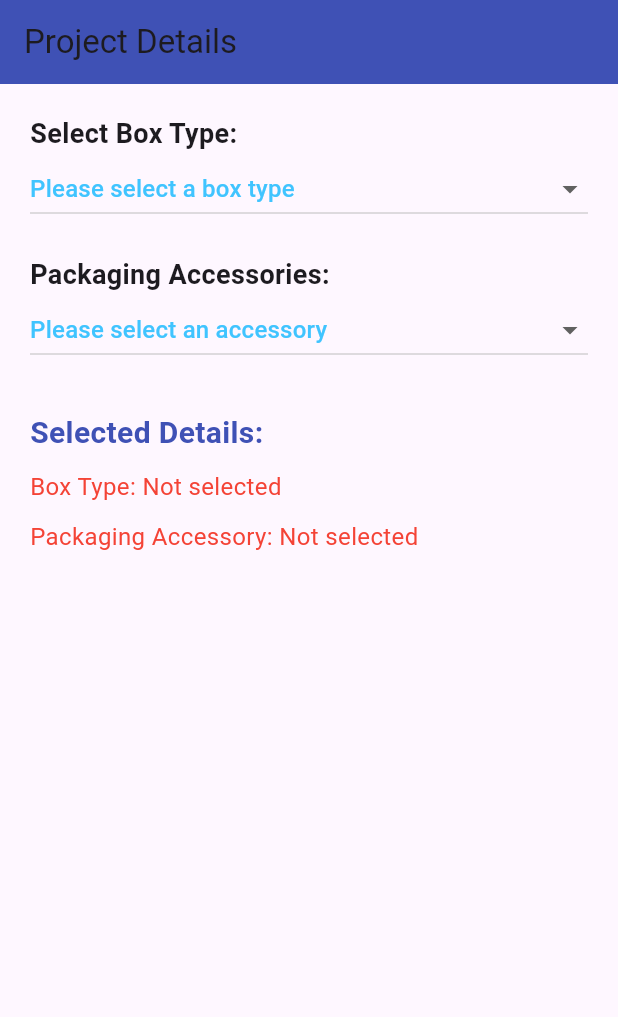
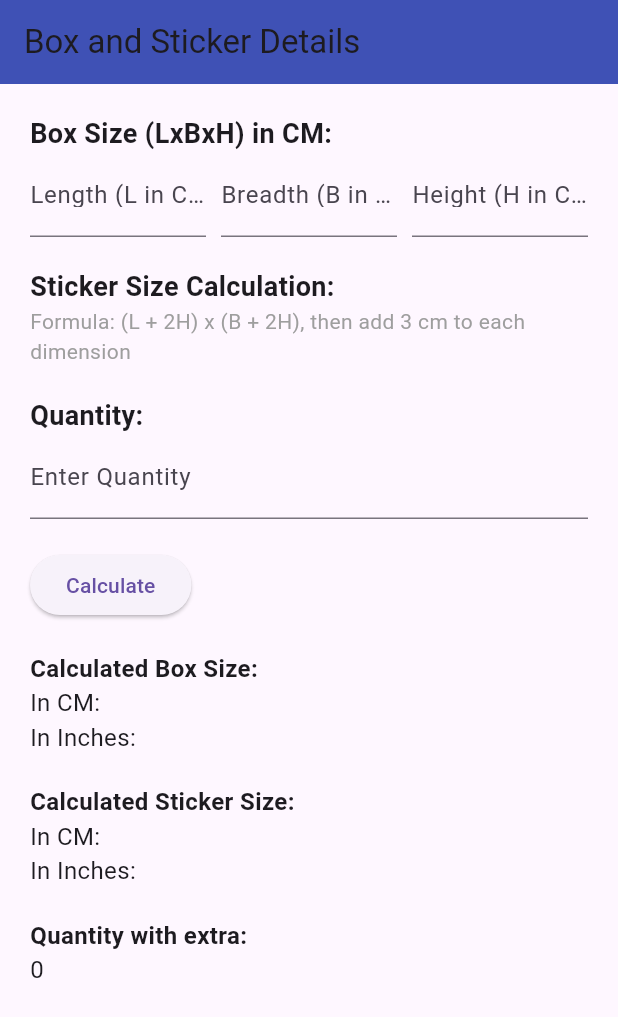
Before and after one commit to krishmehta21/costingapp, a Flutter app: the screen it shows after launch, on a phone screen of 412 x 824 dp. Shown: the top 1017 px of the screen. Run offline on Flutter 3.47's test engine with Material 3 defaults, Android fonts, the phone set to English and light mode, and no system bars.

Commit message:
made costing page and inintial box details

```diff
--- a/lib/main.dart
+++ b/lib/main.dart
@@ -1,3 +1,4 @@
+import 'package:costing/pages/boxdetails.page.dart';
 import 'package:costing/pages/projectdetails.page.dart';
 import 'package:flutter/material.dart';
 import 'package:costing/pages/login.page.dart'; // Ensure correct path
@@ -17,12 +18,13 @@ class MyApp extends StatelessWidget {
         textTheme: TextTheme(bodyLarge: TextStyle(color: Colors.grey.shade800)),
         buttonTheme: ButtonThemeData(buttonColor: Colors.lightBlueAccent),
       ),
-      initialRoute: '/projectdetails', // Set the initial route to HomePage
+      initialRoute: '/boxdetails', // Set the initial route to HomePage
       debugShowCheckedModeBanner: false,
       routes: {
         '/login': (context) => LoginPage(), // Route for login page
         '/home': (context) => HomePage(),
-        '/projectdetails' : (context) => ProjectDetails() // Route for home page
+        '/projectdetails' : (context) => ProjectDetails(),
+        '/boxdetails' : (context) => BoxDetails()// Route for home page
       },
     );
   }
--- /dev/null
+++ b/lib/pages/boxdetails.page.dart
@@ -0,0 +1,138 @@
+import 'package:flutter/material.dart';
+
+class BoxDetails extends StatefulWidget {
+  @override
+  _BoxDetailsState createState() => _BoxDetailsState();
+}
+
+class _BoxDetailsState extends State<BoxDetails> {
+  // Controllers for L, B, H input fields
+  TextEditingController lengthController = TextEditingController();
+  TextEditingController breadthController = TextEditingController();
+  TextEditingController heightController = TextEditingController();
+  TextEditingController quantityController = TextEditingController();
+
+  // Variables to store calculated dimensions
+  String boxSizeCm = '';
+  String boxSizeInches = '';
+  String stickerSizeCm = '';
+  String stickerSizeInches = '';
+  int quantity = 0;
+
+  // Function to convert cm to inches
+  double cmToInches(double cm) {
+    return cm / 2.54;
+  }
+
+  // Function to calculate dimensions
+  void calculateDimensions() {
+    double l = double.tryParse(lengthController.text) ?? 0.0;
+    double b = double.tryParse(breadthController.text) ?? 0.0;
+    double h = double.tryParse(heightController.text) ?? 0.0;
+
+    // Calculate Box Dimensions (L + 2H) x (B + 2H)
+    double boxLength = l + 2 * h;
+    double boxBreadth = b + 2 * h;
+    boxSizeCm = '${boxLength.toStringAsFixed(2)} cm x ${boxBreadth.toStringAsFixed(2)} cm';
+    boxSizeInches = '${cmToInches(boxLength).toStringAsFixed(2)} in x ${cmToInches(boxBreadth).toStringAsFixed(2)} in';
+
+    // Calculate Sticker Dimensions (L + 2H + 3 cm) x (B + 2H + 3 cm)
+    double stickerLength = l + 2 * h + 3;
+    double stickerBreadth = b + 2 * h + 3;
+    stickerSizeCm = '${stickerLength.toStringAsFixed(2)} cm x ${stickerBreadth.toStringAsFixed(2)} cm';
+    stickerSizeInches = '${cmToInches(stickerLength).toStringAsFixed(2)} in x ${cmToInches(stickerBreadth).toStringAsFixed(2)} in';
+
+    // Calculate Quantity with Buffer
+    quantity = (int.tryParse(quantityController.text) ?? 0) + 250;
+
+    setState(() {});
+  }
+
+  @override
+  Widget build(BuildContext context) {
+    return Scaffold(
+      appBar: AppBar(
+        title: Text('Box and Sticker Details'),
+        backgroundColor: Colors.indigo,
+      ),
+      body: Padding(
+        padding: const EdgeInsets.all(20.0),
+        child: SingleChildScrollView(
+          child: Column(
+            crossAxisAlignment: CrossAxisAlignment.start,
+            children: [
+              // Box Size (L, B, H) input fields
+              Text('Box Size (LxBxH) in CM:', style: TextStyle(fontSize: 18, fontWeight: FontWeight.bold)),
+              Row(
+                children: [
+                  Expanded(
+                    child: TextField(
+                      controller: lengthController,
+                      keyboardType: TextInputType.number,
+                      decoration: InputDecoration(labelText: 'Length (L in CM)'),
+                    ),
+                  ),
+                  SizedBox(width: 10),
+                  Expanded(
+                    child: TextField(
+                      controller: breadthController,
+                      keyboardType: TextInputType.number,
+                      decoration: InputDecoration(labelText: 'Breadth (B in CM)'),
+                    ),
+                  ),
+                  SizedBox(width: 10),
+                  Expanded(
+                    child: TextField(
+                      controller: heightController,
+                      keyboardType: TextInputType.number,
+                      decoration: InputDecoration(labelText: 'Height (H in CM)'),
+                    ),
+                  ),
+                ],
+              ),
+              SizedBox(height: 20),
+
+              // Sticker Size section
+              Text('Sticker Size Calculation:', style: TextStyle(fontSize: 18, fontWeight: FontWeight.bold)),
+              Text(
+                'Formula: (L + 2H) x (B + 2H), then add 3 cm to each dimension',
+                style: TextStyle(fontSize: 14, color: Colors.grey),
+              ),
+              SizedBox(height: 20),
+
+              // Quantity section (allow user to input quantity)
+              Text('Quantity:', style: TextStyle(fontSize: 18, fontWeight: FontWeight.bold)),
+              TextField(
+                controller: quantityController,
+                keyboardType: TextInputType.number,
+                decoration: InputDecoration(labelText: 'Enter Quantity'),
+              ),
+              SizedBox(height: 20),
+
+              // Calculate Button
+              ElevatedButton(
+                onPressed: calculateDimensions,
+                child: Text('Calculate'),
+              ),
+              SizedBox(height: 20),
+
+              // Display the calculated dimensions
+              Text('Calculated Box Size:', style: TextStyle(fontSize: 16, fontWeight: FontWeight.bold)),
+              Text('In CM: $boxSizeCm', style: TextStyle(fontSize: 16)),
+              Text('In Inches: $boxSizeInches', style: TextStyle(fontSize: 16)),
+              SizedBox(height: 20),
+
+              Text('Calculated Sticker Size:', style: TextStyle(fontSize: 16, fontWeight: FontWeight.bold)),
+              Text('In CM: $stickerSizeCm', style: TextStyle(fontSize: 16)),
+              Text('In Inches: $stickerSizeInches', style: TextStyle(fontSize: 16)),
+              SizedBox(height: 20),
+
+              Text('Quantity with extra:', style: TextStyle(fontSize: 16, fontWeight: FontWeight.bold)),
+              Text('$quantity', style: TextStyle(fontSize: 16)),
+            ],
+          ),
+        ),
+      ),
+    );
+  }
+}
```
